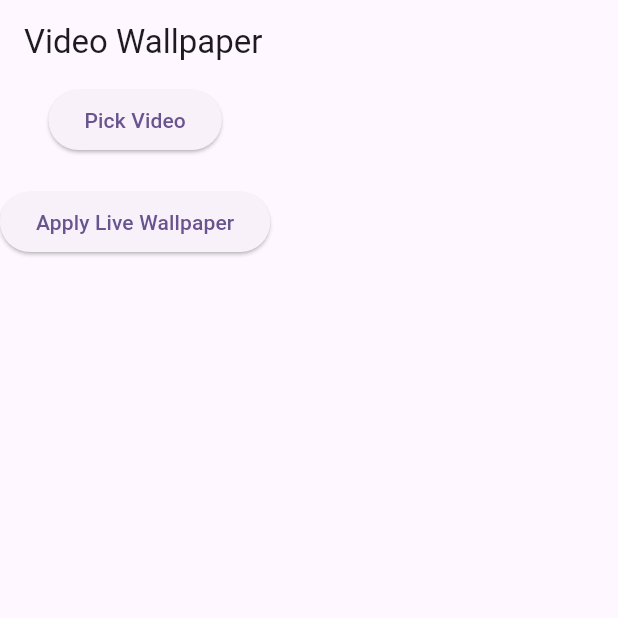
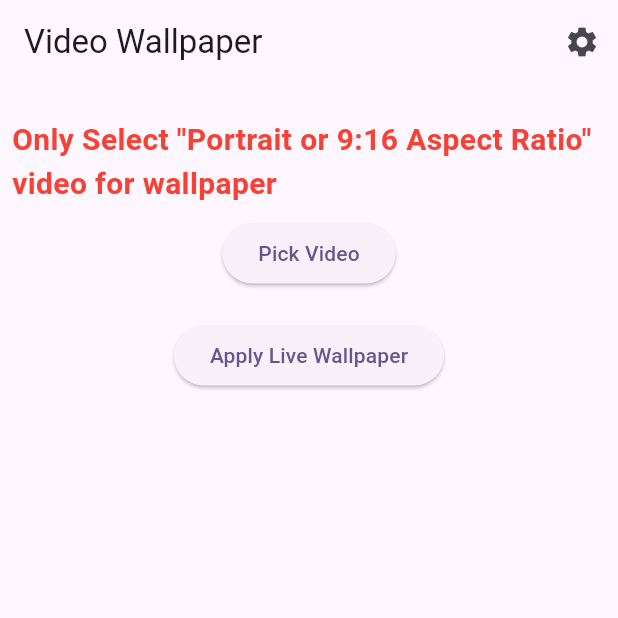
Before and after one commit to shashwat0224/video_wallpaper, a Flutter app: the screen it shows after launch, on a phone screen of 412 x 824 dp, the top half of it. Run offline on Flutter 3.47's test engine with Material 3 defaults, Android fonts, the phone set to English and light mode, and no system bars; our stand-ins replace file_picker, shared_preferences.

Commit message:
added functionality to remove wallpaper with a single click

```diff
--- a/lib/main.dart
+++ b/lib/main.dart
@@ -2,6 +2,7 @@ import 'package:file_picker/file_picker.dart';
 import 'package:flutter/material.dart';
 import 'package:flutter/services.dart';
 import 'package:shared_preferences/shared_preferences.dart';
+import 'package:video_wallpaper/settings.dart';
 
 void main() {
   runApp(const MyApp());
@@ -35,7 +36,8 @@ class HomeScreen extends StatefulWidget {
 }
 
 class _HomeScreenState extends State<HomeScreen> {
-  Future<void> _pickVideo(BuildContext context) async  {
+
+  Future<void> _pickVideo(BuildContext context) async {
     try {
       FilePickerResult? result = await FilePicker.platform.pickFiles(
         type: FileType.video,
@@ -46,6 +48,7 @@ class _HomeScreenState extends State<HomeScreen> {
 
         final prefs = await SharedPreferences.getInstance();
         await prefs.setString('video_path', filePath!);
+        await prefs.setString('lock_video_path', filePath);
 
         if (context.mounted) {
           ScaffoldMessenger.of(context).showSnackBar(
@@ -73,10 +76,28 @@ class _HomeScreenState extends State<HomeScreen> {
   @override
   Widget build(BuildContext context) {
     return Scaffold(
-      appBar: AppBar(title: Text('Video Wallpaper')),
+      appBar: AppBar(title: Text('Video Wallpaper',),
+        actions: [
+          IconButton(onPressed: () {
+            Navigator.push(
+                context, MaterialPageRoute(builder: (context) => Settings(),));
+          }, icon: Icon(Icons.settings))
+        ],),
       body: Column(
         // mainAxisAlignment: MainAxisAlignment.start,
         children: [
+          SizedBox(height: 15,),
+          Padding(
+            padding: const EdgeInsets.all(8.0),
+            child: Text(
+              'Only Select "Portrait or 9:16 Aspect Ratio" video for wallpaper',
+              style: TextStyle(
+                fontWeight: FontWeight.bold,
+                fontSize: 20,
+                color: Colors.red,
+              ),
+            ),
+          ),
           ElevatedButton(
             onPressed: () => _pickVideo(context),
             child: Text('Pick Video'),
@@ -86,6 +107,7 @@ class _HomeScreenState extends State<HomeScreen> {
             onPressed: _applyWallpaper,
             child: Text('Apply Live Wallpaper'),
           ),
+          SizedBox(height: 20),
         ],
       ),
     );
```
Also changed, not shown: 2 other files.
